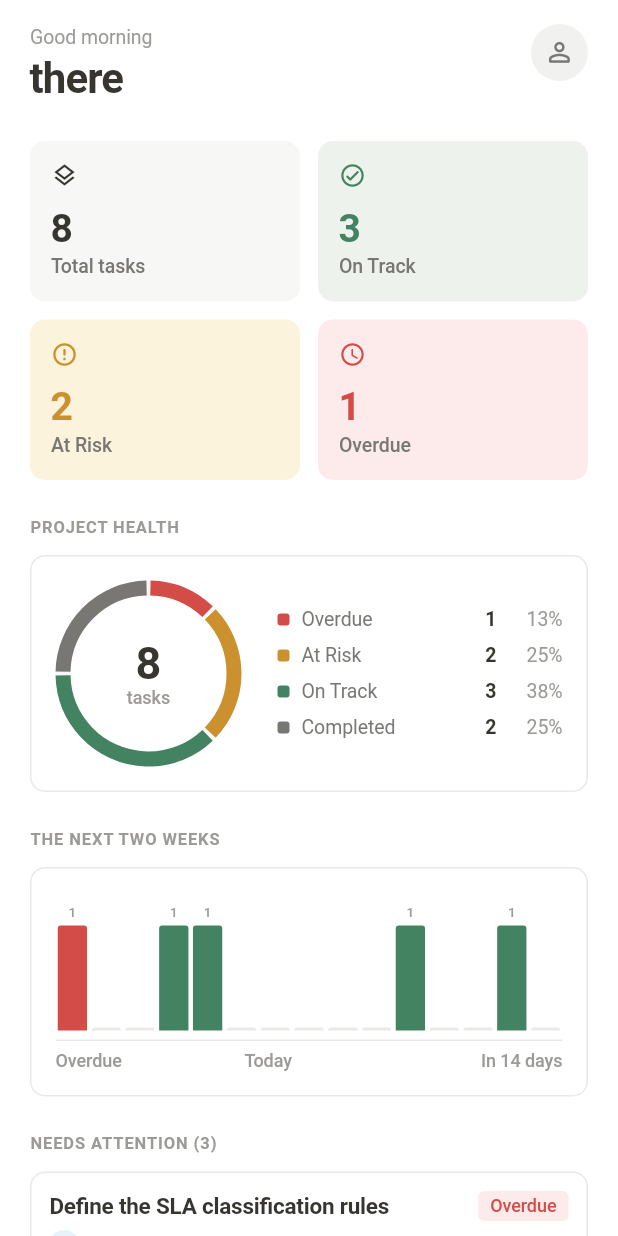
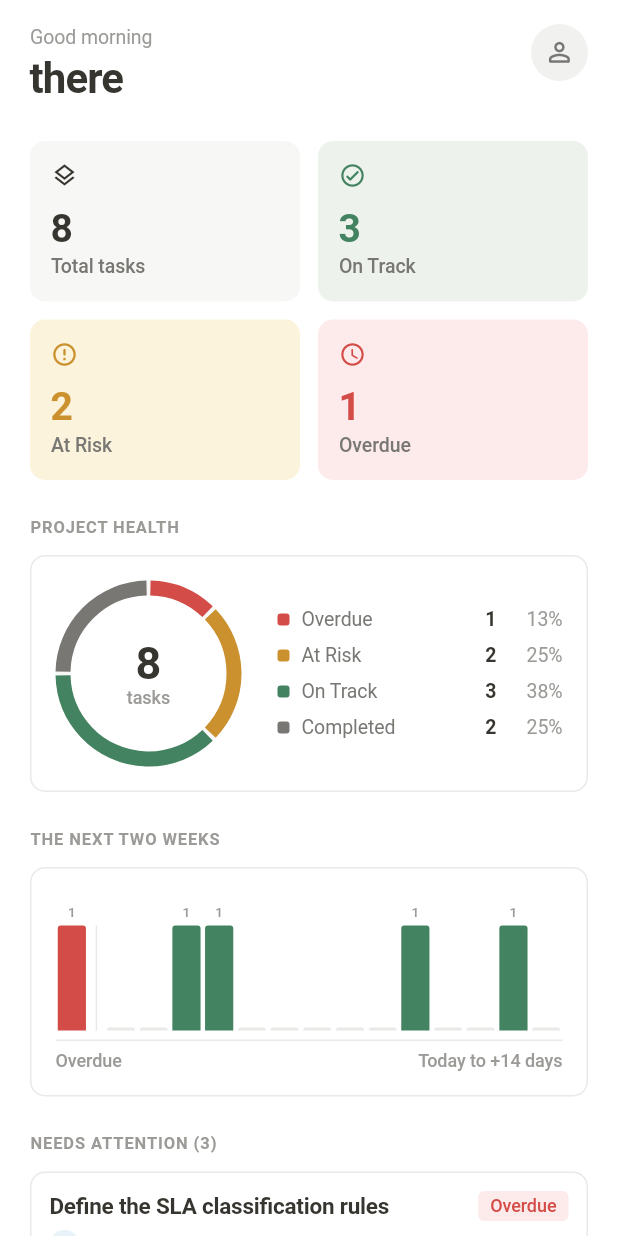
Before and after one commit to NkemJefersonAchia/project-sla-task-tracker, a Flutter app: the HomeScreen screen opened directly with empty values, on a phone screen of 412 x 824 dp. Run offline on Flutter 3.47's test engine with Material 3 defaults, Android fonts, the light colour scheme and no system bars; our stand-ins replace shared_preferences; accounts and stored records are empty.

Commit message:
fix(home): align the histogram axis, and separate late from upcoming
The 'Today' label sat roughly in the middle of the axis while the column it
named was second from the left. A label pointing at the wrong column is
worse than no label, so it is gone.

In its place, a hairline rule between the overdue column and the days ahead.
That column is the only one that is not a single day - collapsing an
unbounded backlog into the same visual unit as 'next Tuesday' - and the rule
makes that distinction visible instead of implied.

The axis now reads 'Overdue' on the left and 'Today to +14 days' on the
right, which is accurate at any screen width.

```diff
--- a/lib/screens/home/widgets/deadline_histogram.dart
+++ b/lib/screens/home/widgets/deadline_histogram.dart
@@ -77,13 +77,28 @@ class DeadlineHistogram extends StatelessWidget {
           child: Row(
             crossAxisAlignment: CrossAxisAlignment.end,
             children: [
-              for (var i = 0; i < buckets.length; i++)
+              Expanded(
+                child: _Bar(
+                  count: buckets[0],
+                  tallest: tallest,
+                  isOverdueColumn: true,
+                  date: null,
+                ),
+              ),
+              // A rule between what is already late and what is still ahead.
+              // Without it the overdue column reads as just another day, and
+              // it is the one column that is not a day at all.
+              Padding(
+                padding: const EdgeInsets.symmetric(horizontal: 5),
+                child: Container(height: 70, width: 1, color: c.border),
+              ),
+              for (var i = 1; i < buckets.length; i++)
                 Expanded(
                   child: _Bar(
                     count: buckets[i],
                     tallest: tallest,
-                    isOverdueColumn: i == 0,
-                    date: i == 0 ? null : today.add(Duration(days: i - 1)),
+                    isOverdueColumn: false,
+                    date: today.add(Duration(days: i - 1)),
                   ),
                 ),
             ],
@@ -94,21 +109,19 @@ class DeadlineHistogram extends StatelessWidget {
         // would be more ink than the data itself.
         Container(height: 1, color: c.border),
         const SizedBox(height: 6),
+        // Two labels, not three. 'Today' used to sit here as well, but with
+        // fifteen columns across a phone it could never line up with the one
+        // it named - and a label pointing at the wrong column is worse than
+        // no label. The divider above marks where today begins.
         Row(
           children: [
-            Expanded(
-              child: Text(
-                'Overdue',
-                style: AppTypography.badge.copyWith(color: c.textTertiary),
-              ),
-            ),
             Text(
-              'Today',
+              'Overdue',
               style: AppTypography.badge.copyWith(color: c.textTertiary),
             ),
             const Spacer(),
             Text(
-              'In $days days',
+              'Today to +$days days',
               style: AppTypography.badge.copyWith(color: c.textTertiary),
             ),
           ],
```
